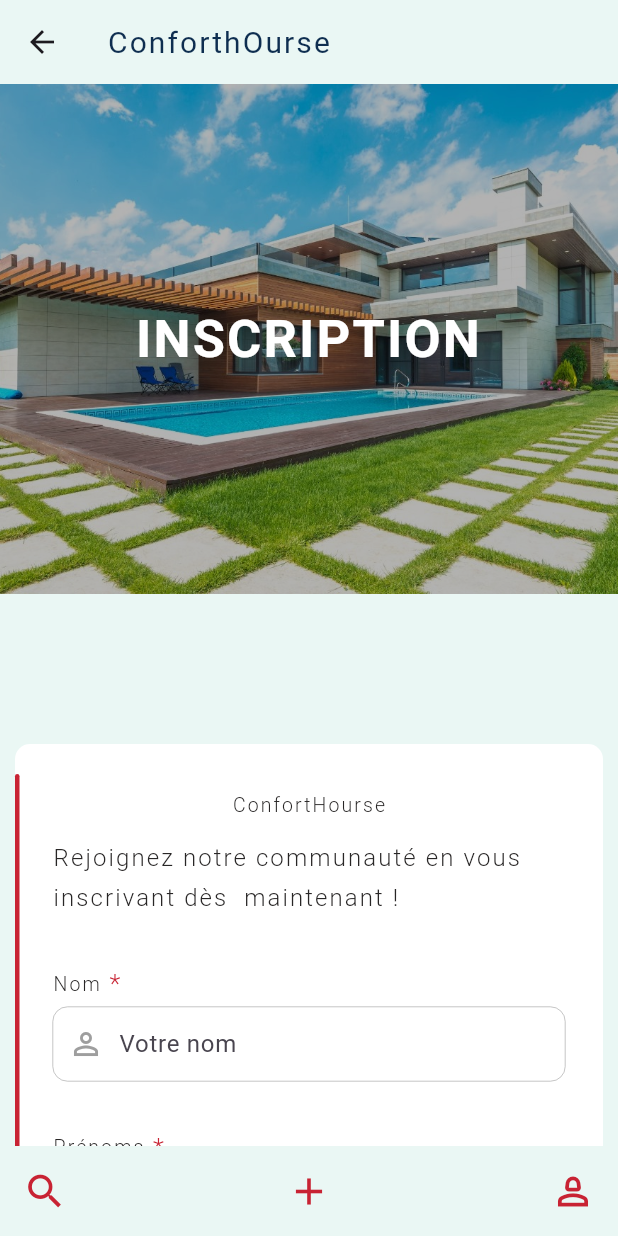
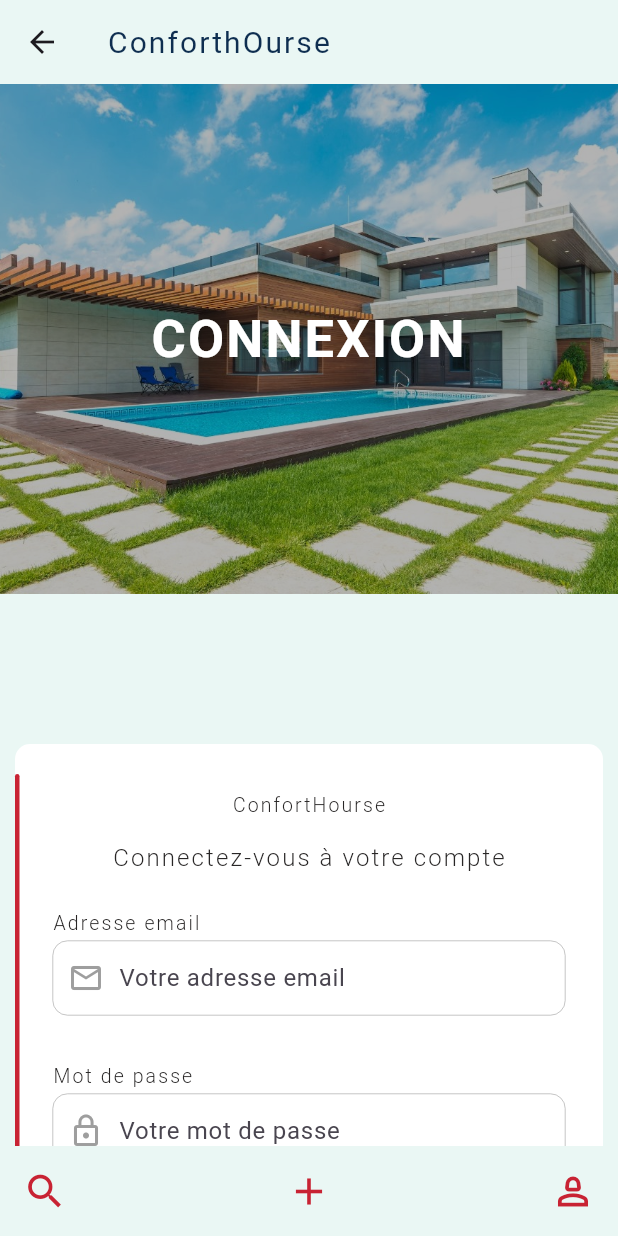
Before and after one commit to fabrice-jeff/confortHourse, a Flutter app: the screen it shows after launch, item 3 of the bottom bar chosen, after a tap on the "person 2" icon, on a phone screen of 412 x 824 dp. Run offline on Flutter 3.47's test engine with Material 3 defaults, Android fonts, the phone set to English and light mode, and no system bars; our stand-ins replace flutter_svg, select_form_field, video_player; missing offline and left inert: flutter_pagination; network calls fail.

Commit message:
Connexion et providers

```diff
--- a/lib/main.dart
+++ b/lib/main.dart
@@ -1,6 +1,8 @@
 import 'package:conforthourse/colors.dart';
-import 'package:conforthourse/screens/security/login.dart';
+import 'package:conforthourse/providers/user_login.dart';
+import 'package:conforthourse/screens/home.dart';
 import 'package:flutter/material.dart';
+import 'package:provider/provider.dart';
 
 void main() async {
   WidgetsFlutterBinding.ensureInitialized();
@@ -10,10 +12,15 @@ void main() async {
 class MyApp extends StatelessWidget {
   @override
   Widget build(BuildContext context) {
-    return MaterialApp(
-      theme: ThemeData(scaffoldBackgroundColor: AppColors.backgroundColor),
-      debugShowCheckedModeBanner: false,
-      home: LoginPage(),
+    return MultiProvider(
+      providers: [
+        ChangeNotifierProvider(create: (context) => UserLogin()),
+      ],
+      child: MaterialApp(
+        theme: ThemeData(scaffoldBackgroundColor: AppColors.backgroundColor),
+        debugShowCheckedModeBanner: false,
+        home: HomePage(),
+      ),
     );
   }
 }
--- /dev/null
+++ b/lib/providers/user_login.dart
@@ -0,0 +1,11 @@
+import 'package:flutter/material.dart';
+
+class UserLogin extends ChangeNotifier {
+  String email = "";
+  UserLogin();
+
+  void connect(String email) {
+    this.email = email;
+    notifyListeners();
+  }
+}
--- a/lib/screens/home.dart
+++ b/lib/screens/home.dart
@@ -3,6 +3,7 @@ import 'package:conforthourse/controllers/categorie_controller.dart';
 import 'package:conforthourse/controllers/location_controller.dart';
 import 'package:conforthourse/models/categorie.dart';
 import 'package:conforthourse/models/location.dart';
+import 'package:conforthourse/providers/user_login.dart';
 import 'package:conforthourse/screens/location_by_categorie.dart';
 import 'package:conforthourse/screens/menu.dart';
 import 'package:conforthourse/widgets/big_text.dart';
@@ -13,6 +14,7 @@ import 'package:conforthourse/widgets/location_widget.dart';
 import 'package:conforthourse/widgets/simple_text.dart';
 import 'package:conforthourse/widgets/title_section.dart';
 import 'package:flutter/material.dart';
+import 'package:provider/provider.dart';
 
 class HomePage extends StatefulWidget {
   const HomePage({super.key});
@@ -35,6 +37,8 @@ class _HomePageState extends State<HomePage> {
 
   @override
   Widget build(BuildContext context) {
+    var user = context.watch<UserLogin>().email;
+    print(user);
     return Scaffold(
       appBar: AppBar(
         shadowColor: AppColors.backgroundColor,
--- a/lib/screens/security/login.dart
+++ b/lib/screens/security/login.dart
@@ -1,12 +1,16 @@
 import 'package:conforthourse/colors.dart';
 import 'package:conforthourse/constants.dart';
 import 'package:conforthourse/controllers/demarcheur_controller.dart';
+import 'package:conforthourse/providers/user_login.dart';
+import 'package:conforthourse/screens/home.dart';
+import 'package:conforthourse/screens/security/register.dart';
 import 'package:conforthourse/widgets/big_text.dart';
 import 'package:conforthourse/widgets/bottom_navigation.dart';
 import 'package:conforthourse/widgets/header_section.dart';
 import 'package:conforthourse/widgets/simple_text.dart';
 import 'package:flutter/cupertino.dart';
 import 'package:flutter/material.dart';
+import 'package:provider/provider.dart';
 
 class LoginPage extends StatefulWidget {
   const LoginPage({super.key});
@@ -20,12 +24,17 @@ class _LoginPagState extends State<LoginPage> {
   final TextEditingController _email = TextEditingController();
   final TextEditingController _password = TextEditingController();
 
-  Future<void> login(context, Map<String, String> data) async {
+  Future<bool> login(BuildContext context, Map<String, String> data) async {
     var result = await DemarcheurController.login(data);
-    print(result);
+    var email = data['email'] as String;
+
     if (result == ConstantsValues.CORRECT_PSD) {
       // LE MOT DE PASSE EST CORRECT
       print("LE MOT DE PASSE EST CORRECT");
+      context.read<UserLogin>().connect(email);
+      Navigator.push(context, MaterialPageRoute(builder: (context) {
+        return HomePage();
+      }));
     } else if (result == ConstantsValues.INCORRECT_PSD) {
       // LE MOT DE PASSE EST INCORRECT
       print("LE MOT DE PASSE EST INCORRECT");
@@ -33,6 +42,7 @@ class _LoginPagState extends State<LoginPage> {
       // L'UTILISATEUR N'EXISTE PAS DANS LA BASE DE DONNÉE
       print(" L'UTILISATEUR N'EXISTE PAS DANS LA BASE DE DONNÉE");
     }
+    return false;
   }
 
   @override
@@ -227,20 +237,31 @@ class _LoginPagState extends State<LoginPage> {
                                 ),
                               ),
                             ),
-                            Row(
+                            SizedBox(
+                              height: 10,
+                            ),
+                            Expanded(
+                              child: Row(
                                 mainAxisAlignment: MainAxisAlignment.center,
                                 children: [
                                   SimpleTextWidget(
                                     text: "Pas de compte ?",
                                   ),
                                   TextButton(
-                                  onPressed: () {},
+                                    onPressed: () {
+                                      // Acceder à la page d'inscription
+                                      Navigator.push(context,
+                                          MaterialPageRoute(builder: (context) {
+                                        return RegisterPage();
+                                      }));
+                                    },
                                     child: SimpleTextWidget(
                                       text: "S'inscrire",
                                       textColor: AppColors.secondColor,
                                     ),
                                   )
                                 ],
+                              ),
                             )
                           ],
                         ),
--- a/lib/screens/security/register.dart
+++ b/lib/screens/security/register.dart
@@ -11,14 +11,14 @@ import 'package:flutter/cupertino.dart';
 import 'package:flutter/material.dart';
 import 'package:select_form_field/select_form_field.dart';
 
-class SignPage extends StatefulWidget {
-  const SignPage({super.key});
+class RegisterPage extends StatefulWidget {
+  const RegisterPage({super.key});
 
   @override
-  State<SignPage> createState() => _SignPageState();
+  State<RegisterPage> createState() => _RegisterPageState();
 }
 
-class _SignPageState extends State<SignPage> {
+class _RegisterPageState extends State<RegisterPage> {
   final List<Map<String, dynamic>> _pays = [
     {
       'value': 'Benin',
@@ -92,7 +92,7 @@ class _SignPageState extends State<SignPage> {
     } else {
       // L'inscription en marche pas
       Navigator.push(context, MaterialPageRoute(builder: (context) {
-        return SignPage();
+        return RegisterPage();
       }));
     }
   }
--- a/lib/widgets/bottom_navigation.dart
+++ b/lib/widgets/bottom_navigation.dart
@@ -1,12 +1,16 @@
 import 'package:conforthourse/colors.dart';
-import 'package:conforthourse/screens/security/register.dart';
+import 'package:conforthourse/providers/user_login.dart';
+import 'package:conforthourse/screens/security/login.dart';
 import 'package:flutter/material.dart';
+import 'package:provider/provider.dart';
 
 class BottomNavigationWidget extends StatelessWidget {
   const BottomNavigationWidget({super.key});
 
   @override
   Widget build(BuildContext context) {
+    var user = context.watch<UserLogin>().email;
+
     return Container(
       padding: const EdgeInsets.symmetric(horizontal: 15),
       width: double.infinity,
@@ -39,9 +43,15 @@ class BottomNavigationWidget extends StatelessWidget {
           ),
           InkWell(
             onTap: () {
-              Navigator.push(context, MaterialPageRoute(builder: (context) {
-                return const SignPage();
-              }));
+              if (user.isEmpty) {
+                // Rediriger vers l'interface de connexion
+                Navigator.push(context, MaterialPageRoute(builder: (context) {
+                  return const LoginPage();
+                }));
+              } else {
+                // Continuer vers les autres interfaces
+                print(user);
+              }
             },
             child: Icon(
               Icons.person_2_outlined,
--- a/pubspec.yaml
+++ b/pubspec.yaml
@@ -42,6 +42,7 @@ dependencies:
   http: ^1.1.2
   flutter_pagination: ^0.0.8
   passwordfield: ^0.2.0
+  provider: ^6.1.1
 
 dev_dependencies:
   flutter_test:
```
Also changed, not shown: lib/screens/demarcheurs/dashboard.dart (added, +30 -0 lines), pubspec.lock. Lines whose indentation alone changed are shown as unchanged.
